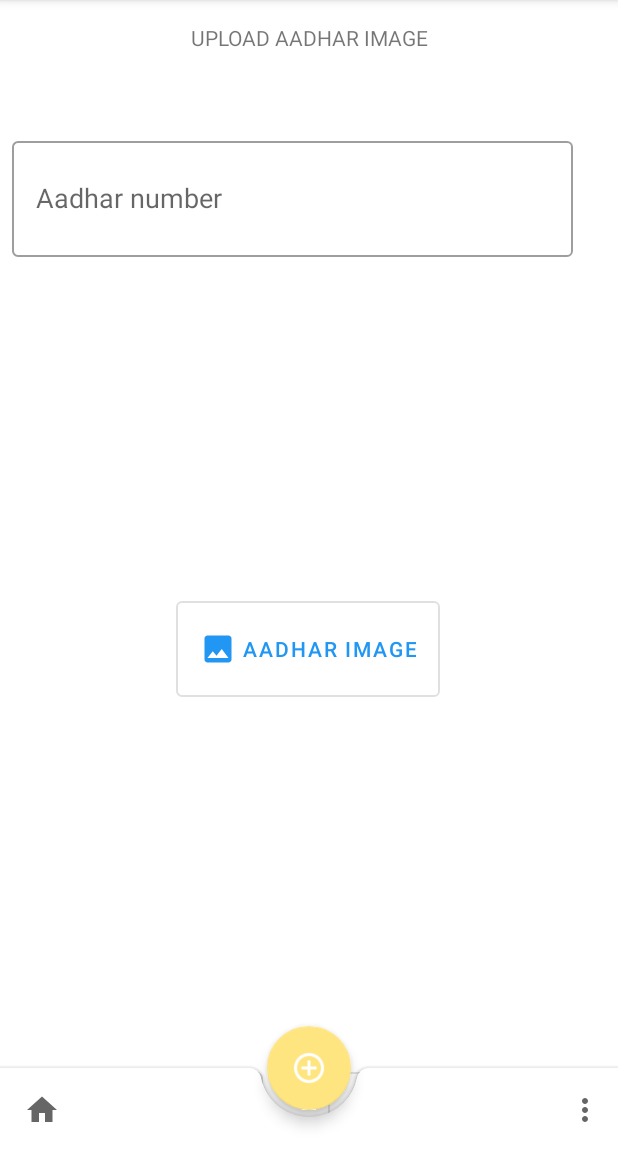
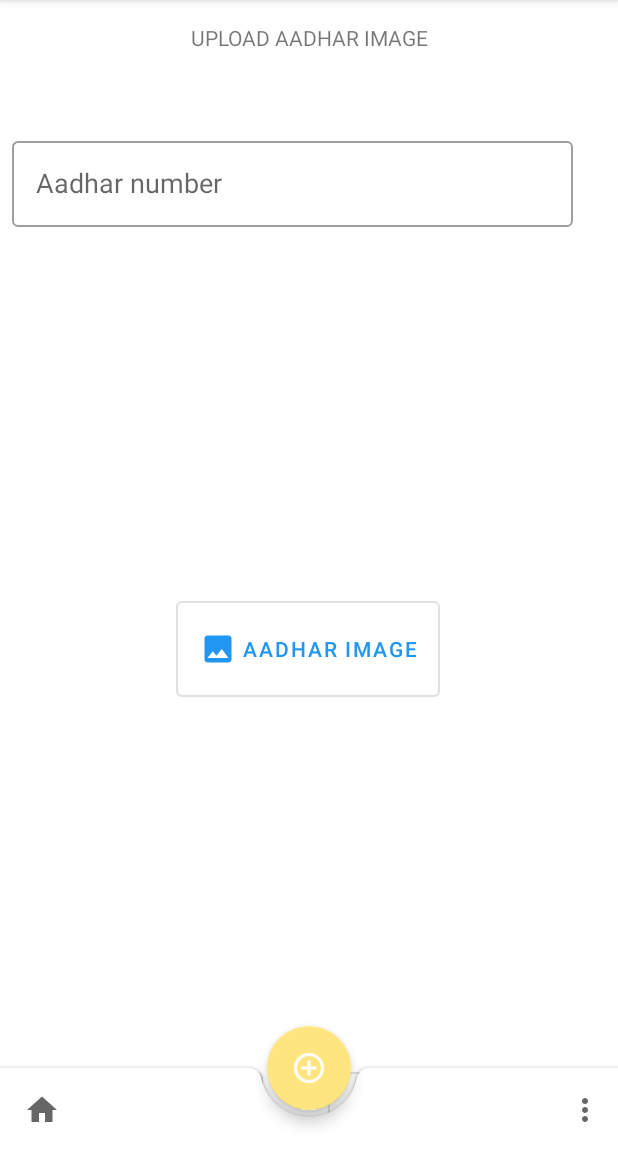
Before and after one commit to proTiwari/pucopoint-Manager, an Android app: the AadharFragment screen opened through its navigation route, on a phone screen of 412 x 824 dp, the part 84-1236 px from its top. Run offline under Robolectric (Android 15) with nearby library versions, the phone set to English and light mode, and no system bars; our stand-ins replace Firebase (no records; nobody signed in at launch, a user with empty details on screens opened directly), data binding; libraries missing offline, so code that uses them is left out: com.github.dhaval2404.imagepicker, com.github.gcacace.signaturepad; 3 statements that could not run were skipped.

Commit message:
spelling changed and ui modified

```diff
--- a/app/src/main/res/layout-land/fragment_aadar.xml
+++ b/app/src/main/res/layout-land/fragment_aadar.xml
@@ -83,7 +83,7 @@
                 android:textSize="18sp"
                 android:layout_width="374dp"
                 android:text="@={data.data.aadhar}"
-                android:layout_height="77dp"
+                android:layout_height="57dp"
                 android:layout_below="@+id/select_aadhar"
                 android:layout_alignParentStart="true"
                 android:layout_alignParentBottom="true"
--- a/app/src/main/res/layout-land/fragment_shop_image.xml
+++ b/app/src/main/res/layout-land/fragment_shop_image.xml
@@ -84,7 +84,7 @@
                 android:textSize="18sp"
                 android:layout_width="374dp"
                 android:text="@={data.data.shopName}"
-                android:layout_height="77dp"
+                android:layout_height="57dp"
                 android:layout_below="@+id/select_aadhar"
                 android:layout_alignParentStart="true"
                 android:layout_alignParentBottom="true"
--- a/app/src/main/res/layout/fragment_aadar.xml
+++ b/app/src/main/res/layout/fragment_aadar.xml
@@ -79,7 +79,7 @@
             android:layout_marginBottom="628dp"
             android:textSize="18sp"
             android:layout_width="374dp"
-            android:layout_height="77dp"
+            android:layout_height="57dp"
             android:layout_below="@+id/select_aadhar"
             android:layout_alignParentStart="true"
                 android:text="@={data.data.aadhar}"
--- a/app/src/main/res/layout/fragment_shop_image.xml
+++ b/app/src/main/res/layout/fragment_shop_image.xml
@@ -82,7 +82,7 @@
             android:layout_marginBottom="628dp"
             android:textSize="18sp"
             android:layout_width="374dp"
-            android:layout_height="77dp"
+            android:layout_height="57dp"
             android:layout_below="@+id/select_aadhar"
                 android:text="@={data.data.shopName}"
             android:layout_alignParentStart="true"
--- a/app/src/main/res/values/strings.xml
+++ b/app/src/main/res/values/strings.xml
@@ -1,6 +1,8 @@
 <resources>
 	<string name="app_name">Pucopoint Manager</string>
 	<!-- TODO: Remove or change this placeholder text -->
+
+<string name="hello_blank_fragment">none</string>
 
 	<string name="prompt_email">Email</string>
 	<string name="prompt_password">Password</string>
```
Also changed, not shown: app/src/main/java/com/pucosa/pucopointManager/ui/newOnboarding/pages/OnboardingAgreement.kt (+7 -0 lines), app/src/main/res/layout/fragment_onboarding_agreement.xml (+15 -16 lines).
